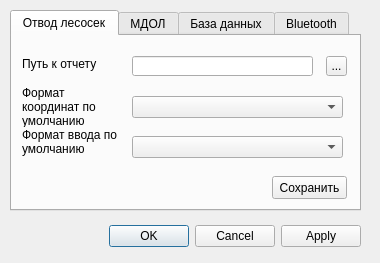
Qt form ui/settingsDialog.ui (daniluuuuuuuk/daniluuuuuuuk.github.io) before a commit.
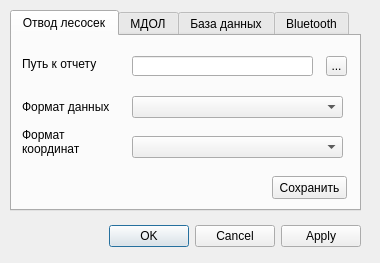
The same form after that commit.

Commit message: добавлена настройка формата значений и пути отчета

The edit to the form file:
```diff
--- a/ui/settingsDialog.ui
+++ b/ui/settingsDialog.ui
@@ -110,7 +110,7 @@
       </rect>
      </property>
      <property name="text">
-      <string>Формат координат по умолчанию</string>
+      <string>Формат данных</string>
      </property>
      <property name="wordWrap">
       <bool>true</bool>
@@ -136,7 +136,7 @@
       </rect>
      </property>
      <property name="text">
-      <string>Формат ввода по умолчанию</string>
+      <string>Формат координат</string>
      </property>
      <property name="wordWrap">
       <bool>true</bool>
```
Left out of the diff: 4 changed lines with no effect on the pictures. The commit also changes 5 other files.
